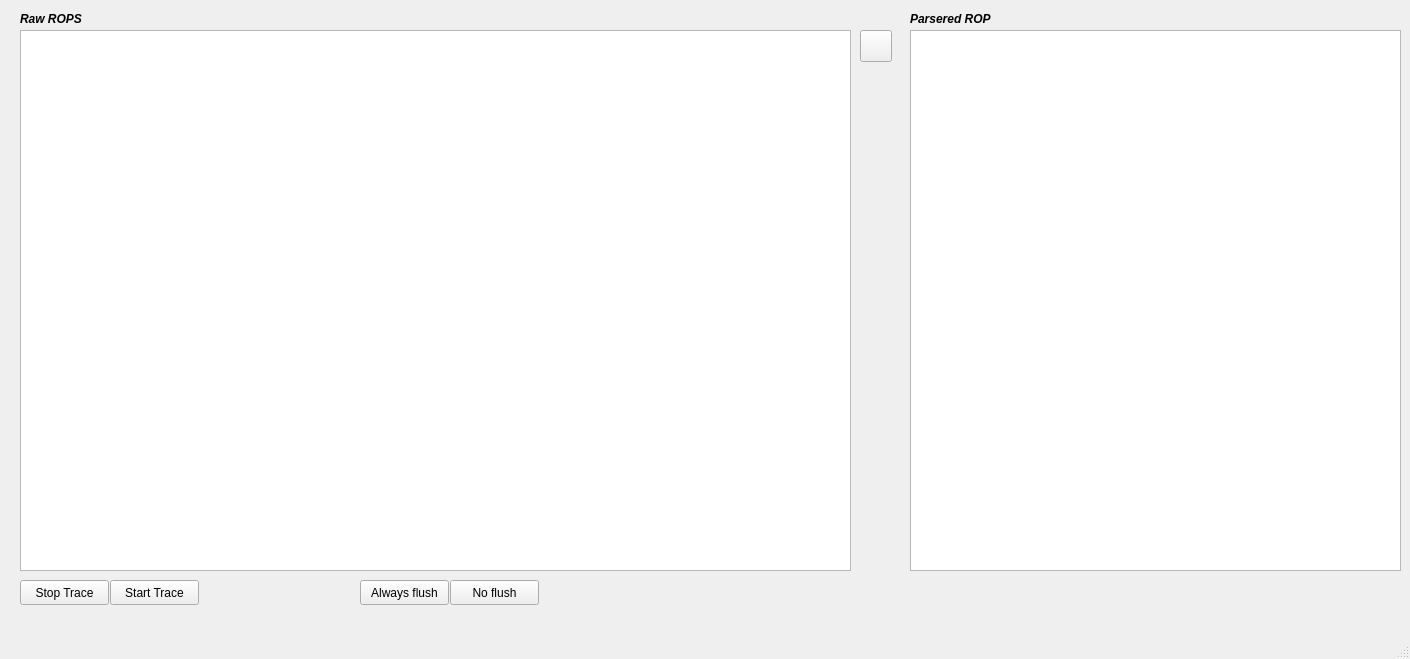
This is src/diagnosticdaemonui/mainwindow.ui in robotology/diagnostic-daemon as Qt 5 draws it before an edit. The edited form follows.
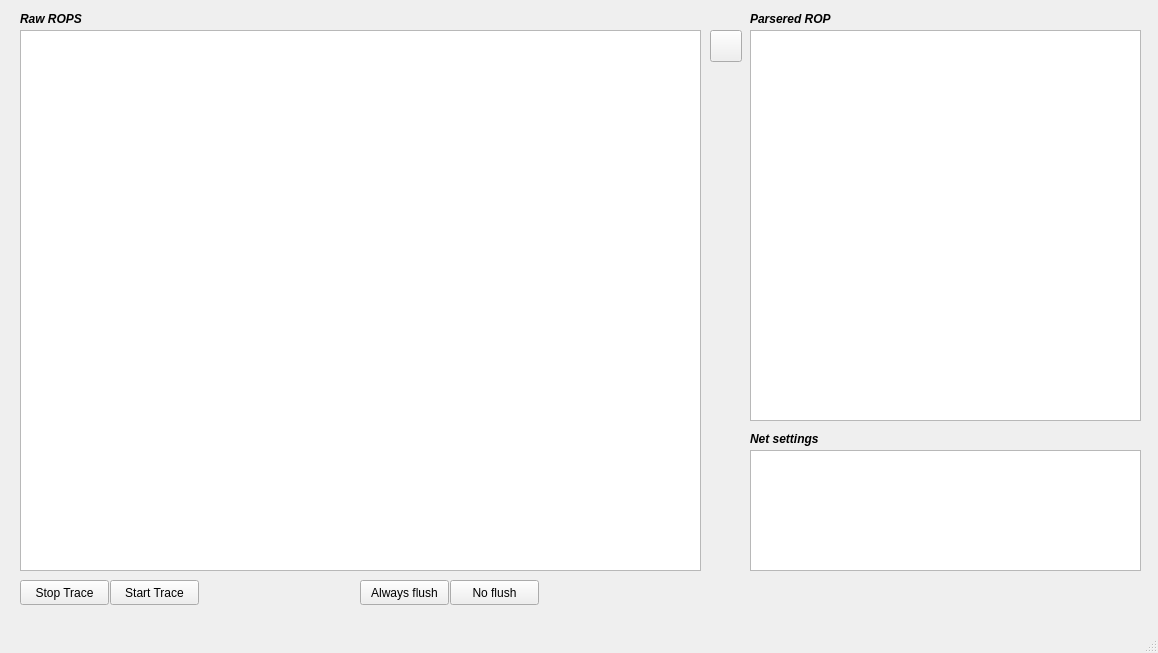
This is the edited form. Icons and pictures are not drawn.

```diff
--- a/src/diagnosticdaemonui/mainwindow.ui
+++ b/src/diagnosticdaemonui/mainwindow.ui
@@ -6,8 +6,8 @@
    <rect>
     <x>0</x>
     <y>0</y>
-    <width>1410</width>
-    <height>659</height>
+    <width>1158</width>
+    <height>653</height>
    </rect>
   </property>
   <property name="sizePolicy">
@@ -25,7 +25,7 @@
      <rect>
       <x>20</x>
       <y>30</y>
-      <width>831</width>
+      <width>681</width>
       <height>541</height>
      </rect>
     </property>
@@ -51,10 +51,10 @@
    <widget class="QTableView" name="paramTable">
     <property name="geometry">
      <rect>
-      <x>910</x>
+      <x>750</x>
       <y>30</y>
-      <width>491</width>
-      <height>541</height>
+      <width>391</width>
+      <height>391</height>
      </rect>
     </property>
     <property name="sizePolicy">
@@ -63,6 +63,12 @@
       <verstretch>0</verstretch>
      </sizepolicy>
     </property>
+    <property name="font">
+     <font>
+      <family>Monospace</family>
+      <pointsize>9</pointsize>
+     </font>
+    </property>
     <property name="sizeAdjustPolicy">
      <enum>QAbstractScrollArea::AdjustIgnored</enum>
     </property>
@@ -70,7 +76,7 @@
      <bool>true</bool>
     </property>
     <attribute name="horizontalHeaderVisible">
-     <bool>true</bool>
+     <bool>false</bool>
     </attribute>
     <attribute name="verticalHeaderVisible">
      <bool>false</bool>
@@ -99,7 +105,7 @@
    <widget class="QLabel" name="label_2">
     <property name="geometry">
      <rect>
-      <x>910</x>
+      <x>750</x>
       <y>10</y>
       <width>111</width>
       <height>17</height>
@@ -171,7 +177,7 @@
    <widget class="QPushButton" name="clear">
     <property name="geometry">
      <rect>
-      <x>860</x>
+      <x>710</x>
       <y>30</y>
       <width>32</width>
       <height>32</height>
@@ -192,6 +198,51 @@
      </size>
     </property>
    </widget>
+   <widget class="QTableView" name="settings">
+    <property name="geometry">
+     <rect>
+      <x>750</x>
+      <y>450</y>
+      <width>391</width>
+      <height>121</height>
+     </rect>
+    </property>
+    <property name="font">
+     <font>
+      <family>Monospace</family>
+      <pointsize>9</pointsize>
+     </font>
+    </property>
+    <property name="alternatingRowColors">
+     <bool>true</bool>
+    </property>
+    <attribute name="horizontalHeaderVisible">
+     <bool>false</bool>
+    </attribute>
+    <attribute name="verticalHeaderVisible">
+     <bool>false</bool>
+    </attribute>
+   </widget>
+   <widget class="QLabel" name="label_3">
+    <property name="geometry">
+     <rect>
+      <x>750</x>
+      <y>430</y>
+      <width>111</width>
+      <height>17</height>
+     </rect>
+    </property>
+    <property name="font">
+     <font>
+      <weight>75</weight>
+      <italic>true</italic>
+      <bold>true</bold>
+     </font>
+    </property>
+    <property name="text">
+     <string>Net settings</string>
+    </property>
+   </widget>
   </widget>
   <widget class="QMenuBar" name="menubar">
    <property name="geometry">
```
Left out of the diff: 2 changed lines with no effect on the pictures.
